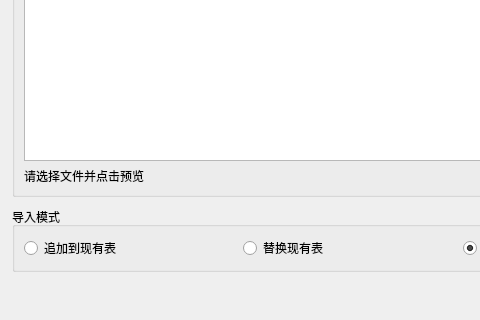
Before: the Qt Designer form src/ui/dialogs/DataImportDialog.ui in gong1-1989/ExperimentReportTool, drawn with Qt 5; both pictures show x 0 to 480 and y 280 to 600 of the 700 by 600 pixel window.
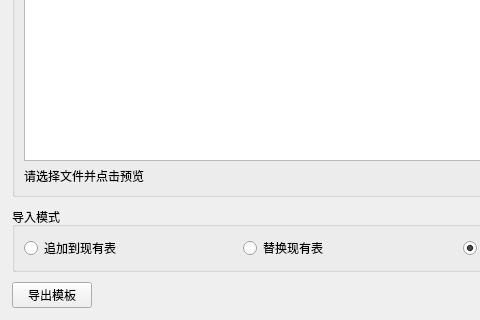
After: the same form once the commit is applied.

Commit message: 20260930-1:权限分级+工作流+5优化点（四级角色/组实体/提交审核审批/草稿可见性/删除权限/退回意见/待办视图/保存为模板）

```diff
--- a/src/ui/dialogs/DataImportDialog.ui
+++ b/src/ui/dialogs/DataImportDialog.ui
@@ -67,6 +67,7 @@
    </item>
    <item>
     <layout class="QHBoxLayout" name="buttonLayout">
+     <item><widget class="QPushButton" name="m_exportTemplateBtn"><property name="text"><string>导出模板</string></property></widget></item>
      <item><spacer name="horizontalSpacer"><property name="orientation"><enum>Qt::Horizontal</enum></property><property name="sizeHint" stdset="0"><size><width>40</width><height>20</height></size></property></spacer></item>
      <item><widget class="QPushButton" name="m_importBtn"><property name="text"><string>导入</string></property></widget></item>
      <item><widget class="QPushButton" name="m_cancelBtn"><property name="text"><string>取消</string></property></widget></item>
```
The commit also changes 158 other files.
